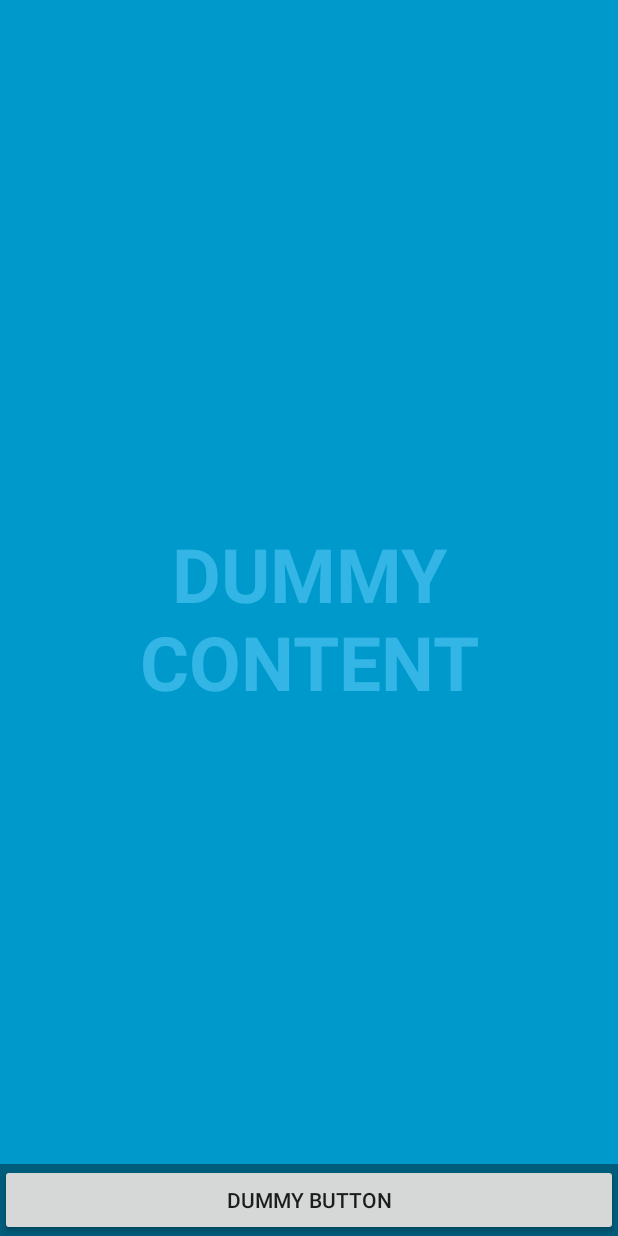
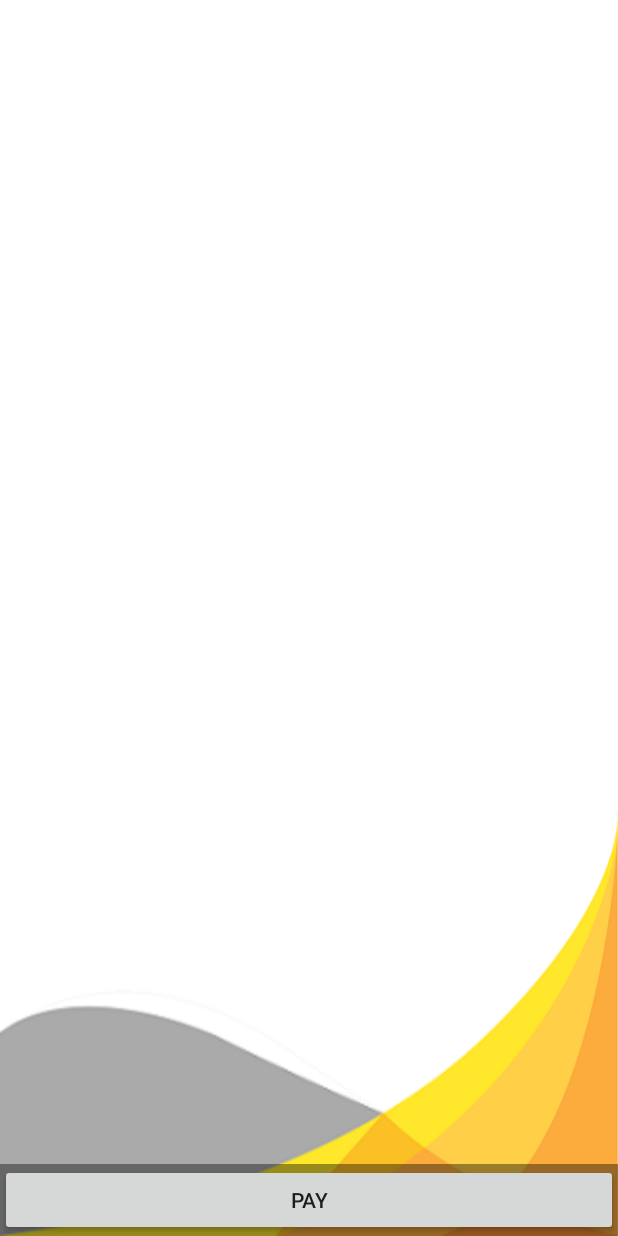
Before and after one commit to qasimdm/aaamobile, an Android app: the layout activity_payment.xml on its own in the app's theme, with its tools: preview values and no code run, on a phone screen of 412 x 824 dp. Run offline under Robolectric (Android 15) with nearby library versions, the phone set to English and light mode, and no system bars.

Commit message:
paypal payment in the payment activity

```diff
--- a/app/src/main/res/layout/activity_payment.xml
+++ b/app/src/main/res/layout/activity_payment.xml
@@ -2,25 +2,12 @@
     xmlns:tools="http://schemas.android.com/tools"
     android:layout_width="match_parent"
     android:layout_height="match_parent"
-    android:background="#0099cc"
     tools:context="app15.aaamobile.view.PaymentActivity">
 
     <!-- The primary full-screen view. This can be replaced with whatever view
          is needed to present your content, e.g. VideoView, SurfaceView,
          TextureView, etc. -->
-    <TextView
-        android:id="@+id/fullscreen_content"
-        android:layout_width="match_parent"
-        android:layout_height="match_parent"
-        android:gravity="center"
-        android:keepScreenOn="true"
-        android:text="@string/dummy_content"
-        android:textColor="#33b5e5"
-        android:textSize="50sp"
-        android:textStyle="bold" />
 
-    <!-- This FrameLayout insets its children based on system windows using
-         android:fitsSystemWindows. -->
     <FrameLayout
         android:layout_width="match_parent"
         android:layout_height="match_parent"
@@ -37,12 +24,12 @@
             tools:ignore="UselessParent">
 
             <Button
-                android:id="@+id/dummy_button"
+                android:id="@+id/pay_button"
                 style="?metaButtonBarButtonStyle"
                 android:layout_width="0dp"
                 android:layout_height="wrap_content"
                 android:layout_weight="1"
-                android:text="@string/dummy_button" />
+                android:text="@string/pay_button" />
 
         </LinearLayout>
     </FrameLayout>
--- a/app/src/main/res/values/strings.xml
+++ b/app/src/main/res/values/strings.xml
@@ -94,6 +94,6 @@
     <string name="hello_blank_fragment">Hello blank fragment</string>
 
     <string name="title_activity_payment">PaymentActivity</string>
-    <string name="dummy_button">Dummy Button</string>
-    <string name="dummy_content">DUMMY\nCONTENT</string>
+    <string name="pay_button">Pay</string>
+
 </resources>
```
Also changed, not shown: app/src/main/java/app15/aaamobile/view/PaymentActivity.java (+82 -125 lines).
